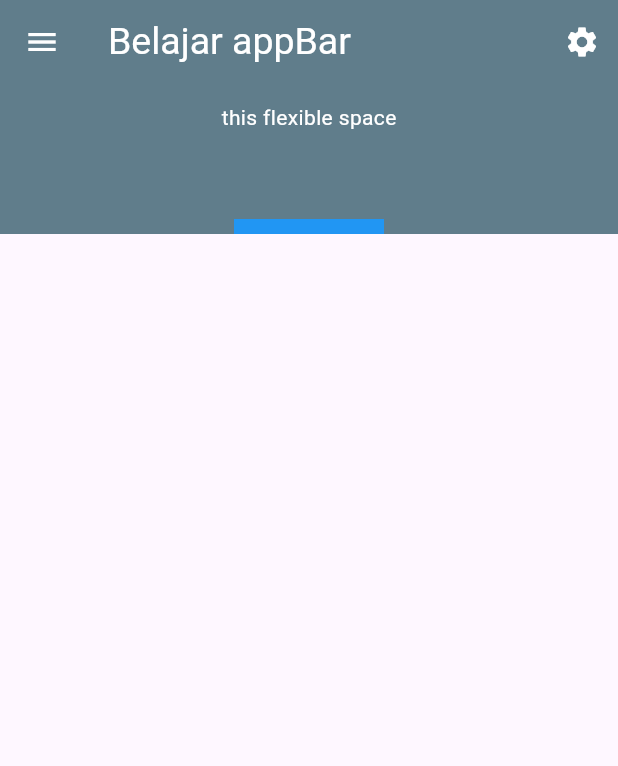
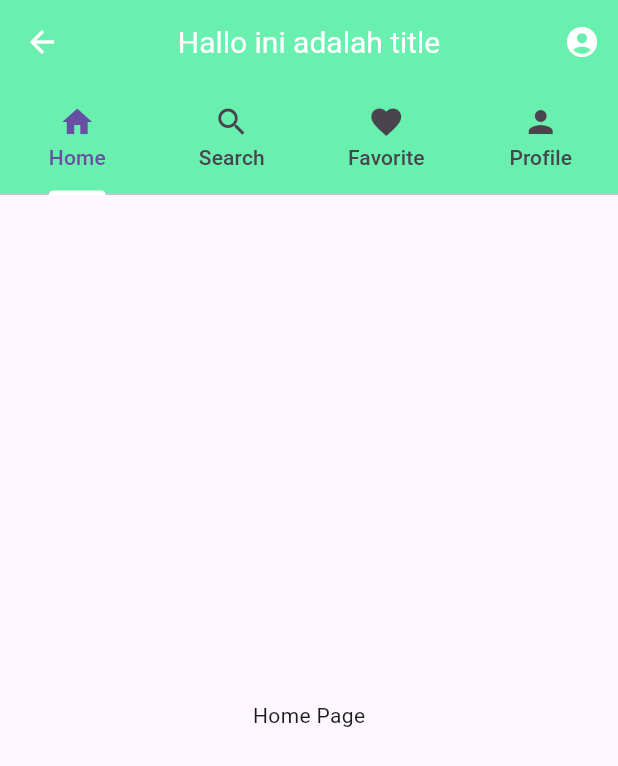
Before and after one commit to ChairulArul/Statefull-Flutter, a Flutter app: the screen it shows after launch, on a phone screen of 412 x 824 dp. Shown: the top 766 px of the screen. Run offline on Flutter 3.47's test engine with Material 3 defaults, Android fonts, the phone set to English and light mode, and no system bars.

Commit message:
belajar tabbar

```diff
--- a/lib/main.dart
+++ b/lib/main.dart
@@ -271,8 +271,70 @@
 //   }
 // }
 
+// Belajar appbar
 // component lengkap appbar
 
+// import 'package:flutter/material.dart';
+
+// void main() {
+//   runApp(MyApp());
+// }
+
+// class MyApp extends StatelessWidget {
+//   const MyApp({super.key});
+
+//   @override
+//   Widget build(BuildContext context) {
+//     return MaterialApp(
+//       debugShowCheckedModeBanner: false,
+//       home: Scaffold(
+//           appBar: AppBar(
+//         backgroundColor: Colors.pinkAccent,
+//         title: Text(
+//           "Belajar appBar",
+//           style: TextStyle(color: Colors.white, fontSize: 25),
+//         ),
+//         centerTitle: false,
+//         leading: IconButton(
+//           icon: Icon(Icons.menu, color: Colors.white),
+//           onPressed: () {
+//             print("Icon button di klik");
+//           },
+//         ),
+//         actions: [
+//           IconButton(
+//             onPressed: () {
+//               print("Action button berhasil di kik");
+//             },
+//             icon: Icon(Icons.settings),
+//             color: Colors.white,
+//           )
+//         ],
+//         bottom: PreferredSize(
+
+//             // prefered size akan membuat jarak dari appbar dengan root paling awal hingga ke bagian bawah
+//             preferredSize: Size.fromHeight(100),
+//             child: Container(
+//               width: 100,
+//               height: 10,
+//               color: Colors.blue,
+//             )),
+//         flexibleSpace: SizedBox(
+//           child: Container(
+//             alignment: Alignment.center,
+//             color: Colors.blueGrey,
+//             child: Text(
+//               'this flexible space',
+//               style: TextStyle(color: Colors.white),
+//             ),
+//           ),
+//         ),
+//       )),
+//     );
+//   }
+// }
+
+// Belajar widget tabbar
 import 'package:flutter/material.dart';
 
 void main() {
@@ -280,55 +342,54 @@ void main() {
 }
 
 class MyApp extends StatelessWidget {
-  const MyApp({super.key});
-
   @override
   Widget build(BuildContext context) {
     return MaterialApp(
       debugShowCheckedModeBanner: false,
-      home: Scaffold(
+      home: DefaultTabController(
+        length: 4, // Sesuai dengan jumlah Tab
+        child: Scaffold(
           appBar: AppBar(
-        backgroundColor: Colors.pinkAccent,
+            centerTitle: true,
+            backgroundColor: Colors.greenAccent,
             title: Text(
-          "Belajar appBar",
-          style: TextStyle(color: Colors.white, fontSize: 25),
+              "Hallo ini adalah title",
+              style: TextStyle(fontSize: 20, color: Colors.white),
             ),
-        centerTitle: false,
+            bottom: TabBar(
+              indicatorColor: Colors.white, // Warna indikator tab aktif
+              tabs: [
+                Tab(icon: Icon(Icons.home), text: 'Home'),
+                Tab(icon: Icon(Icons.search), text: 'Search'),
+                Tab(icon: Icon(Icons.favorite), text: 'Favorite'),
+                Tab(icon: Icon(Icons.person), text: 'Profile'),
+              ],
+            ),
             leading: IconButton(
-          icon: Icon(Icons.menu, color: Colors.white),
               onPressed: () {
-            print("Icon button di klik");
+                print("Tombol kembali diklik");
               },
+              icon: Icon(Icons.arrow_back, color: Colors.white),
             ),
             actions: [
               IconButton(
                 onPressed: () {
-              print("Action button berhasil di kik");
+                  print("Akun diklik");
                 },
-            icon: Icon(Icons.settings),
-            color: Colors.white,
+                icon: Icon(Icons.account_circle_rounded, color: Colors.white),
               )
             ],
-        bottom: PreferredSize(
-
-            // prefered size akan membuat jarak dari appbar dengan root paling awal hingga ke bagian bawah
-            preferredSize: Size.fromHeight(100),
-            child: Container(
-              width: 100,
-              height: 10,
-              color: Colors.blue,
-            )),
-        flexibleSpace: SizedBox(
-          child: Container(
-            alignment: Alignment.center,
-            color: Colors.blueGrey,
-            child: Text(
-              'this flexible space',
-              style: TextStyle(color: Colors.white),
+          ),
+          body: TabBarView(
+            children: [
+              Center(child: Text('Home Page')),
+              Center(child: Text('Search Page')),
+              Center(child: Text('Favorite Page')),
+              Center(child: Text('Profile Page')),
+            ],
           ),
         ),
       ),
-      )),
     );
   }
 }
```
Lines whose indentation alone changed are shown as unchanged.
